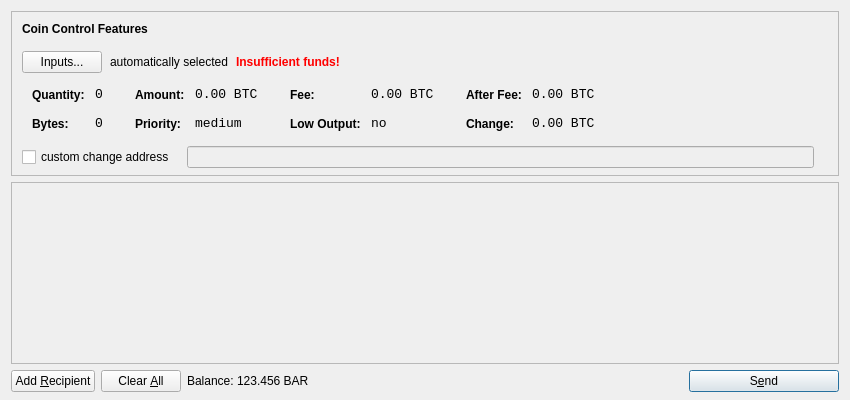
BearcoinProject/Bearcoin, file src/qt/forms/sendcoinsdialog.ui: the form before one commit.
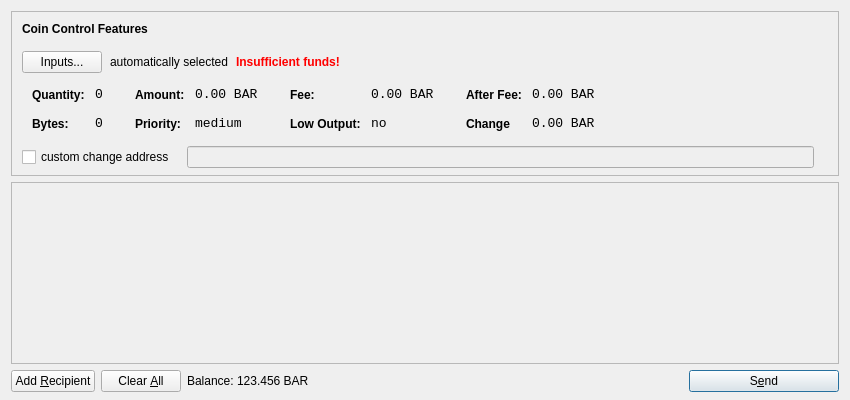
The form after the commit. Icons and pictures are not drawn.

What changed in the file:
```diff
--- a/src/qt/forms/sendcoinsdialog.ui
+++ b/src/qt/forms/sendcoinsdialog.ui
@@ -321,7 +321,7 @@
                   <enum>Qt::ActionsContextMenu</enum>
                  </property>
                  <property name="text">
-                  <string notr="true">0.00 BTC</string>
+                  <string>0.00 BAR</string>
                  </property>
                  <property name="textInteractionFlags">
                   <set>Qt::LinksAccessibleByMouse|Qt::TextSelectableByKeyboard|Qt::TextSelectableByMouse</set>
@@ -407,7 +407,7 @@
                   <enum>Qt::ActionsContextMenu</enum>
                  </property>
                  <property name="text">
-                  <string notr="true">0.00 BTC</string>
+                  <string>0.00 BAR</string>
                  </property>
                  <property name="textInteractionFlags">
                   <set>Qt::LinksAccessibleByMouse|Qt::TextSelectableByKeyboard|Qt::TextSelectableByMouse</set>
@@ -493,7 +493,7 @@
                   <enum>Qt::ActionsContextMenu</enum>
                  </property>
                  <property name="text">
-                  <string notr="true">0.00 BTC</string>
+                  <string>0.00 BAR</string>
                  </property>
                  <property name="textInteractionFlags">
                   <set>Qt::LinksAccessibleByMouse|Qt::TextSelectableByKeyboard|Qt::TextSelectableByMouse</set>
@@ -506,7 +506,7 @@
                   <string notr="true">font-weight:bold;</string>
                  </property>
                  <property name="text">
-                  <string>Change:</string>
+                  <string>Change</string>
                  </property>
                 </widget>
                </item>
@@ -525,7 +525,7 @@
                   <enum>Qt::ActionsContextMenu</enum>
                  </property>
                  <property name="text">
-                  <string notr="true">0.00 BTC</string>
+                  <string>0.00 BAR</string>
                  </property>
                  <property name="textInteractionFlags">
                   <set>Qt::LinksAccessibleByMouse|Qt::TextSelectableByKeyboard|Qt::TextSelectableByMouse</set>
@@ -709,6 +709,12 @@
        </property>
        <item>
         <widget class="QLabel" name="label">
+         <property name="sizePolicy">
+          <sizepolicy hsizetype="Preferred" vsizetype="Fixed">
+           <horstretch>0</horstretch>
+           <verstretch>0</verstretch>
+          </sizepolicy>
+         </property>
          <property name="text">
           <string>Balance:</string>
          </property>
@@ -716,6 +722,12 @@
        </item>
        <item>
         <widget class="QLabel" name="labelBalance">
+         <property name="sizePolicy">
+          <sizepolicy hsizetype="Preferred" vsizetype="Fixed">
+           <horstretch>0</horstretch>
+           <verstretch>0</verstretch>
+          </sizepolicy>
+         </property>
          <property name="cursor">
           <cursorShape>IBeamCursor</cursorShape>
          </property>
```
Left out of the diff: 4 changed lines with no effect on the pictures.
